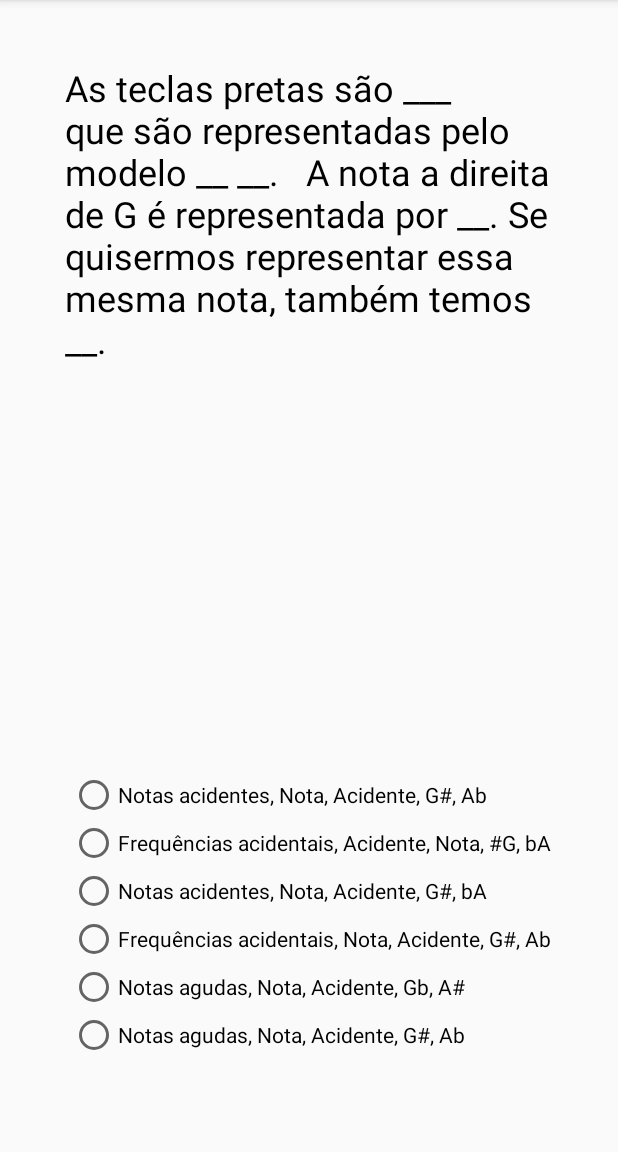
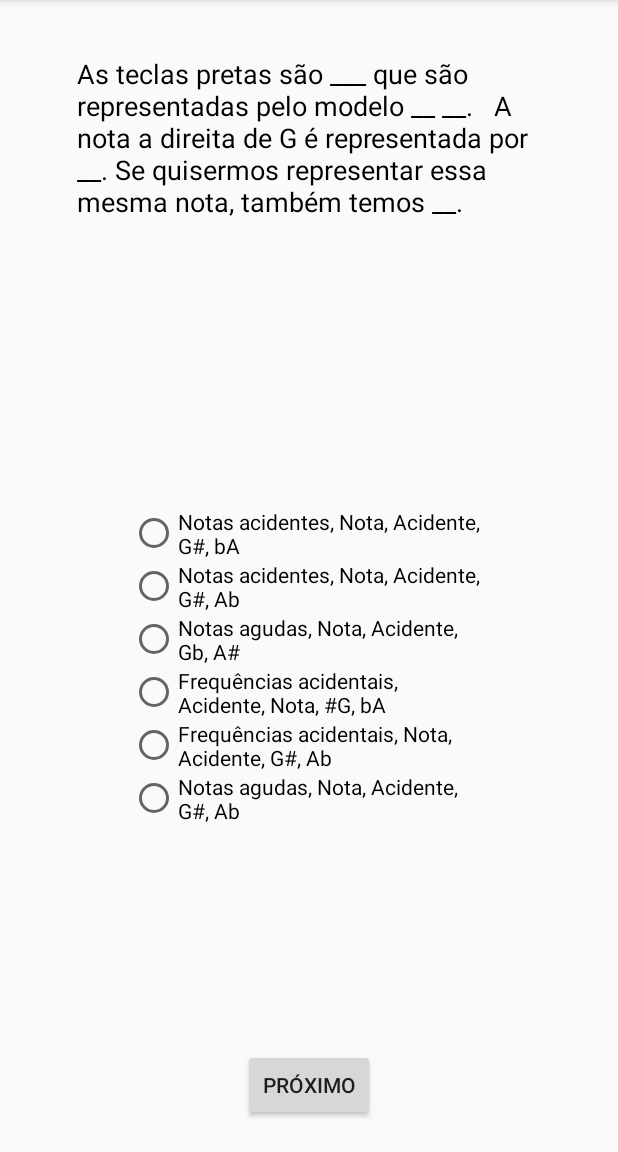
Before and after one commit to BrenoUSP/MusicApp, an Android app: the lvl2_notmus_4 screen opened directly, with no data from a screen before it, on a phone screen of 412 x 824 dp, the part 84-1236 px from its top. Run offline under Robolectric (Android 15) with nearby library versions, the phone set to English and light mode, and no system bars.

Commit message:
Trabalho com radio buttons.

```diff
--- a/Software/Musication/app/src/main/java/efestus/musication/lvl2_notmus_4.java
+++ b/Software/Musication/app/src/main/java/efestus/musication/lvl2_notmus_4.java
@@ -1,14 +1,37 @@
 package efestus.musication;
 
+import android.content.DialogInterface;
+import android.support.v7.app.AlertDialog;
 import android.support.v7.app.AppCompatActivity;
 import android.os.Bundle;
+import android.view.View;
+import android.widget.Button;
+import android.widget.LinearLayout;
 import android.widget.RadioButton;
 import android.widget.RadioGroup;
 
+import java.util.Arrays;
+import java.util.Random;
+
 public class lvl2_notmus_4 extends AppCompatActivity {
-    final int NUMBER_OF_RADIOBUTTONS_TO_ADD = 6;//Change it for other number of RadioButtons
-    RadioButton[] radioButton;
     RadioGroup radioGroup;
+    RadioButton radioBut1;
+    RadioButton radioBut2;
+    RadioButton radioBut3;
+    RadioButton radioBut4;
+    RadioButton radioBut5;
+    RadioButton radioBut6;
+
+    public int getRandomWithExclusion(Random rnd, int start, int end, int... exclude) {
+        int random = start + rnd.nextInt(end - start + 1 - exclude.length);
+        for (int ex : exclude) {
+            if (random < ex) {
+                break;
+            }
+            random++;
+        }
+        return random;
+    }
 
     @Override
     protected void onCreate(Bundle savedInstanceState) {
@@ -17,18 +40,56 @@ public class lvl2_notmus_4 extends AppCompatActivity {
 
         radioGroup = (RadioGroup) findViewById(R.id.radio_group);
 
-        RadioButton radioBut1 = (RadioButton) findViewById(R.id.radioButton);
-        RadioButton radioBut2 = (RadioButton) findViewById(R.id.radioButton2);
-        RadioButton radioBut3 = (RadioButton) findViewById(R.id.radioButton3);
-        RadioButton radioBut4 = (RadioButton) findViewById(R.id.radioButton4);
-        RadioButton radioBut5 = (RadioButton) findViewById(R.id.radioButton5);
-        RadioButton radioBut6 = (RadioButton) findViewById(R.id.radioButton6);
+        radioBut1 = new RadioButton(this);
+        radioBut1.setText("Notas acidentes, Nota, Acidente, G#, Ab");
 
-        radioGroup.addView(radioBut1);
-        radioGroup.addView(radioBut3);
-        radioGroup.addView(radioBut2);
-        radioGroup.addView(radioBut4);
-        radioGroup.addView(radioBut5);
-        radioGroup.addView(radioBut6);
+        radioBut2 = new RadioButton(this);
+        radioBut2.setText("Frequências acidentais, Acidente, Nota, #G, bA");
+
+        radioBut3 = new RadioButton(this);
+        radioBut3.setText("Notas acidentes, Nota, Acidente, G#, bA");
+
+        radioBut4 = new RadioButton(this);
+        radioBut4.setText("Frequências acidentais, Nota, Acidente, G#, Ab");
+
+        radioBut5 = new RadioButton(this);
+        radioBut5.setText("Notas agudas, Nota, Acidente, Gb, A#");
+
+        radioBut6 = new RadioButton(this);
+        radioBut6.setText("Notas agudas, Nota, Acidente, G#, Ab");
+
+        Random rand = new Random();
+
+        int num = rand.nextInt(3);
+
+        switch(num){
+            case 0:
+                radioGroup.addView(radioBut1, 0);
+                radioGroup.addView(radioBut3, 1);
+                radioGroup.addView(radioBut6, 2);
+                radioGroup.addView(radioBut2, 3);
+                radioGroup.addView(radioBut4, 4);
+                radioGroup.addView(radioBut5, 5);
+                break;
+            case 1:
+                radioGroup.addView(radioBut3, 0);
+                radioGroup.addView(radioBut1, 1);
+                radioGroup.addView(radioBut5, 2);
+                radioGroup.addView(radioBut2, 3);
+                radioGroup.addView(radioBut4, 4);
+                radioGroup.addView(radioBut6, 5);
+                break;
+            case 2:
+                radioGroup.addView(radioBut6, 0);
+                radioGroup.addView(radioBut4, 1);
+                radioGroup.addView(radioBut5, 2);
+                radioGroup.addView(radioBut2, 3);
+                radioGroup.addView(radioBut1, 4);
+                radioGroup.addView(radioBut3, 5);
+                break;
+        }
+
+
+
     }
 }
--- a/Software/Musication/app/src/main/res/layout/activity_lvl2_notmus_4.xml
+++ b/Software/Musication/app/src/main/res/layout/activity_lvl2_notmus_4.xml
@@ -8,8 +8,8 @@
 
     <TextView
         android:id="@+id/textView21"
-        android:layout_width="326dp"
-        android:layout_height="218dp"
+        android:layout_width="310dp"
+        android:layout_height="122dp"
         android:layout_marginBottom="8dp"
         android:layout_marginEnd="8dp"
         android:layout_marginLeft="8dp"
@@ -18,15 +18,28 @@
         android:layout_marginTop="8dp"
         android:text="As teclas pretas são ___ que são representadas pelo modelo __ __.   A nota a direita de G é representada por __. Se quisermos representar essa mesma nota, também temos __."
         android:textColor="@android:color/background_dark"
-        android:textSize="24sp"
+        android:textSize="18sp"
         app:layout_constraintBottom_toBottomOf="parent"
         app:layout_constraintEnd_toEndOf="parent"
         app:layout_constraintStart_toStartOf="parent"
         app:layout_constraintTop_toTopOf="parent"
-        app:layout_constraintVertical_bias="0.064" />
+        app:layout_constraintVertical_bias="0.045" />
 
     <RadioGroup
         android:id="@+id/radio_group"
+        android:layout_width="239dp"
+        android:layout_height="266dp"
+        app:layout_constraintBottom_toBottomOf="parent"
+        app:layout_constraintEnd_toEndOf="parent"
+        app:layout_constraintHorizontal_bias="0.503"
+        app:layout_constraintStart_toStartOf="parent"
+        app:layout_constraintTop_toTopOf="parent"
+        app:layout_constraintVertical_bias="0.673">
+
+    </RadioGroup>
+
+    <Button
+        android:id="@+id/button"
         android:layout_width="wrap_content"
         android:layout_height="wrap_content"
         android:layout_marginBottom="8dp"
@@ -35,54 +48,10 @@
         android:layout_marginRight="8dp"
         android:layout_marginStart="8dp"
         android:layout_marginTop="8dp"
-        android:orientation="vertical"
+        android:text="Próximo"
         app:layout_constraintBottom_toBottomOf="parent"
         app:layout_constraintEnd_toEndOf="parent"
-        app:layout_constraintHorizontal_bias="0.51"
         app:layout_constraintStart_toStartOf="parent"
         app:layout_constraintTop_toTopOf="parent"
-        app:layout_constraintVertical_bias="0.904">
-
-        <RadioButton
-            android:id="@+id/radioButton"
-            android:layout_width="wrap_content"
-            android:layout_height="wrap_content"
-            android:layout_weight="1"
-            android:text="Notas acidentes, Nota, Acidente, G#, Ab" />
-
-        <RadioButton
-            android:id="@+id/radioButton2"
-            android:layout_width="wrap_content"
-            android:layout_height="wrap_content"
-            android:layout_weight="1"
-            android:text="Frequências acidentais, Acidente, Nota, #G, bA" />
-
-        <RadioButton
-            android:id="@+id/radioButton3"
-            android:layout_width="match_parent"
-            android:layout_height="wrap_content"
-            android:layout_weight="1"
-            android:text="Notas acidentes, Nota, Acidente, G#, bA" />
-
-        <RadioButton
-            android:id="@+id/radioButton4"
-            android:layout_width="match_parent"
-            android:layout_height="wrap_content"
-            android:layout_weight="1"
-            android:text="Frequências acidentais, Nota, Acidente, G#, Ab" />
-
-        <RadioButton
-            android:id="@+id/radioButton5"
-            android:layout_width="match_parent"
-            android:layout_height="wrap_content"
-            android:layout_weight="1"
-            android:text="Notas agudas, Nota, Acidente, Gb, A#" />
-
-        <RadioButton
-            android:id="@+id/radioButton6"
-            android:layout_width="match_parent"
-            android:layout_height="wrap_content"
-            android:layout_weight="1"
-            android:text="Notas agudas, Nota, Acidente, G#, Ab" />
-    </RadioGroup>
+        app:layout_constraintVertical_bias="0.982" />
 </android.support.constraint.ConstraintLayout>
```
